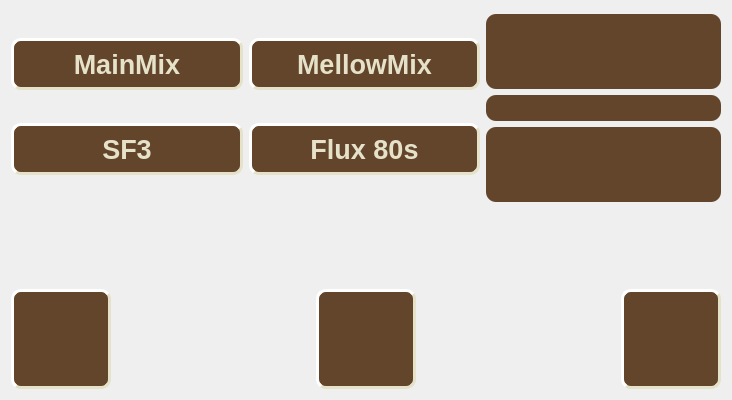
Before: the Qt Designer form formsettings.ui in cilo72/raspi_clock, drawn with Qt 5.
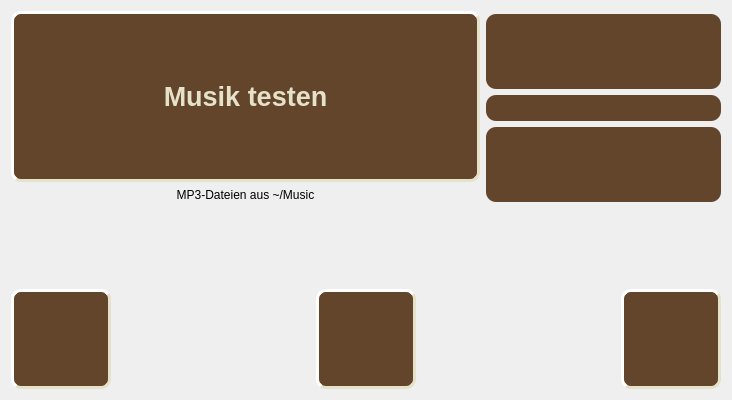
After: the same form once the commit is applied. Icons and pictures are not drawn.

Diff of the .ui file:
```diff
--- a/formsettings.ui
+++ b/formsettings.ui
@@ -52,175 +52,31 @@
       <number>0</number>
      </property>
      <item>
-      <layout class="QGridLayout" name="gridLayout" rowstretch="0,0" columnstretch="0,0" rowminimumheight="0,0">
-       <property name="leftMargin">
-        <number>0</number>
-       </property>
-       <property name="topMargin">
-        <number>0</number>
-       </property>
-       <property name="rightMargin">
-        <number>0</number>
-       </property>
-       <property name="bottomMargin">
-        <number>0</number>
-       </property>
-       <property name="spacing">
-        <number>6</number>
-       </property>
-       <item row="1" column="0">
-        <widget class="QToolButton" name="pushButtonSf3">
+      <layout class="QVBoxLayout" name="musicLayout">
+       <item>
+        <widget class="QToolButton" name="pushButtonTest">
          <property name="sizePolicy">
-          <sizepolicy hsizetype="Expanding" vsizetype="Fixed">
+          <sizepolicy hsizetype="Expanding" vsizetype="Expanding">
            <horstretch>0</horstretch>
            <verstretch>0</verstretch>
           </sizepolicy>
          </property>
-         <property name="font">
-          <font>
-           <pointsize>20</pointsize>
-           <bold>true</bold>
-          </font>
+         <property name="minimumSize">
+          <size><width>0</width><height>100</height></size>
          </property>
-         <property name="text">
-          <string>SF3</string>
-         </property>
-         <property name="icon">
-          <iconset resource="resource.qrc">
-           <normaloff>:/icons/icons/sf3.svg</normaloff>:/icons/icons/sf3.svg</iconset>
-         </property>
-         <property name="iconSize">
-          <size>
-           <width>64</width>
-           <height>64</height>
-          </size>
-         </property>
-         <property name="checkable">
-          <bool>true</bool>
-         </property>
-         <property name="autoExclusive">
-          <bool>true</bool>
-         </property>
-         <property name="toolButtonStyle">
-          <enum>Qt::ToolButtonTextUnderIcon</enum>
-         </property>
-        </widget>
-       </item>
-       <item row="0" column="0">
-        <widget class="QToolButton" name="pushButtonRpMainMix">
-         <property name="sizePolicy">
-          <sizepolicy hsizetype="Expanding" vsizetype="Fixed">
-           <horstretch>0</horstretch>
-           <verstretch>0</verstretch>
-          </sizepolicy>
-         </property>
          <property name="font">
-          <font>
-           <pointsize>20</pointsize>
-           <bold>true</bold>
-          </font>
+          <font><pointsize>20</pointsize><bold>true</bold></font>
          </property>
-         <property name="styleSheet">
-          <string notr="true"/>
-         </property>
-         <property name="text">
-          <string>MainMix</string>
-         </property>
-         <property name="icon">
-          <iconset resource="resource.qrc">
-           <normaloff>:/icons/icons/radioparadise.png</normaloff>:/icons/icons/radioparadise.png</iconset>
-         </property>
-         <property name="iconSize">
-          <size>
-           <width>64</width>
-           <height>64</height>
-          </size>
-         </property>
-         <property name="checkable">
-          <bool>true</bool>
-         </property>
-         <property name="autoExclusive">
-          <bool>true</bool>
-         </property>
-         <property name="toolButtonStyle">
-          <enum>Qt::ToolButtonTextUnderIcon</enum>
-         </property>
+         <property name="text"><string>Musik testen</string></property>
+         <property name="checkable"><bool>true</bool></property>
+         <property name="toolButtonStyle"><enum>Qt::ToolButtonTextOnly</enum></property>
         </widget>
        </item>
-       <item row="0" column="1">
-        <widget class="QToolButton" name="pushButtonRpMellowMix">
-         <property name="sizePolicy">
-          <sizepolicy hsizetype="Expanding" vsizetype="Fixed">
-           <horstretch>0</horstretch>
-           <verstretch>0</verstretch>
-          </sizepolicy>
-         </property>
-         <property name="font">
-          <font>
-           <pointsize>20</pointsize>
-           <bold>true</bold>
-          </font>
-         </property>
-         <property name="text">
-          <string>MellowMix</string>
-         </property>
-         <property name="icon">
-          <iconset resource="resource.qrc">
-           <normaloff>:/icons/icons/radioparadise.png</normaloff>:/icons/icons/radioparadise.png</iconset>
-         </property>
-         <property name="iconSize">
-          <size>
-           <width>64</width>
-           <height>64</height>
-          </size>
-         </property>
-         <property name="checkable">
-          <bool>true</bool>
-         </property>
-         <property name="autoExclusive">
-          <bool>true</bool>
-         </property>
-         <property name="toolButtonStyle">
-          <enum>Qt::ToolButtonTextUnderIcon</enum>
-         </property>
-        </widget>
-       </item>
-       <item row="1" column="1">
-        <widget class="QToolButton" name="pushButtonFlux80">
-         <property name="sizePolicy">
-          <sizepolicy hsizetype="Expanding" vsizetype="Fixed">
-           <horstretch>0</horstretch>
-           <verstretch>0</verstretch>
-          </sizepolicy>
-         </property>
-         <property name="font">
-          <font>
-           <pointsize>20</pointsize>
-           <bold>true</bold>
-          </font>
-         </property>
-         <property name="text">
-          <string>Flux 80s</string>
-         </property>
-         <property name="icon">
-          <iconset resource="resource.qrc">
-           <normaloff>:/icons/icons/flux80.png</normaloff>:/icons/icons/flux80.png</iconset>
-         </property>
-         <property name="iconSize">
-          <size>
-           <width>64</width>
-           <height>64</height>
-          </size>
-         </property>
-         <property name="checkable">
-          <bool>true</bool>
-         </property>
-         <property name="autoExclusive">
-          <bool>true</bool>
-         </property>
-         <property name="toolButtonStyle">
-          <enum>Qt::ToolButtonTextUnderIcon</enum>
-         </property>
+       <item>
+        <widget class="QLabel" name="labelMusicStatus">
+         <property name="text"><string>MP3-Dateien aus ~/Music</string></property>
+         <property name="alignment"><set>Qt::AlignCenter</set></property>
+         <property name="wordWrap"><bool>true</bool></property>
         </widget>
        </item>
       </layout>
```
